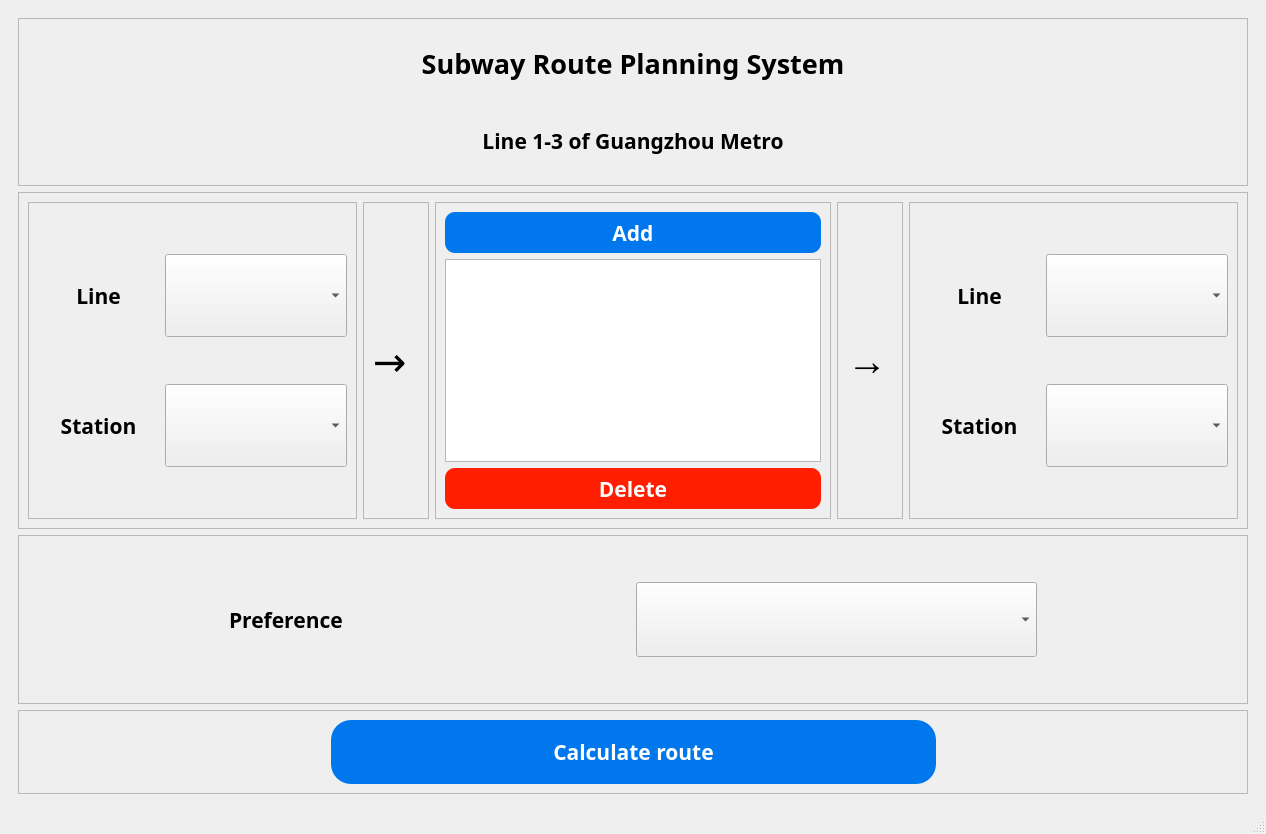
This is GUI.ui in zmylyh/chw as Qt 5 draws it before an edit. The edited form follows.
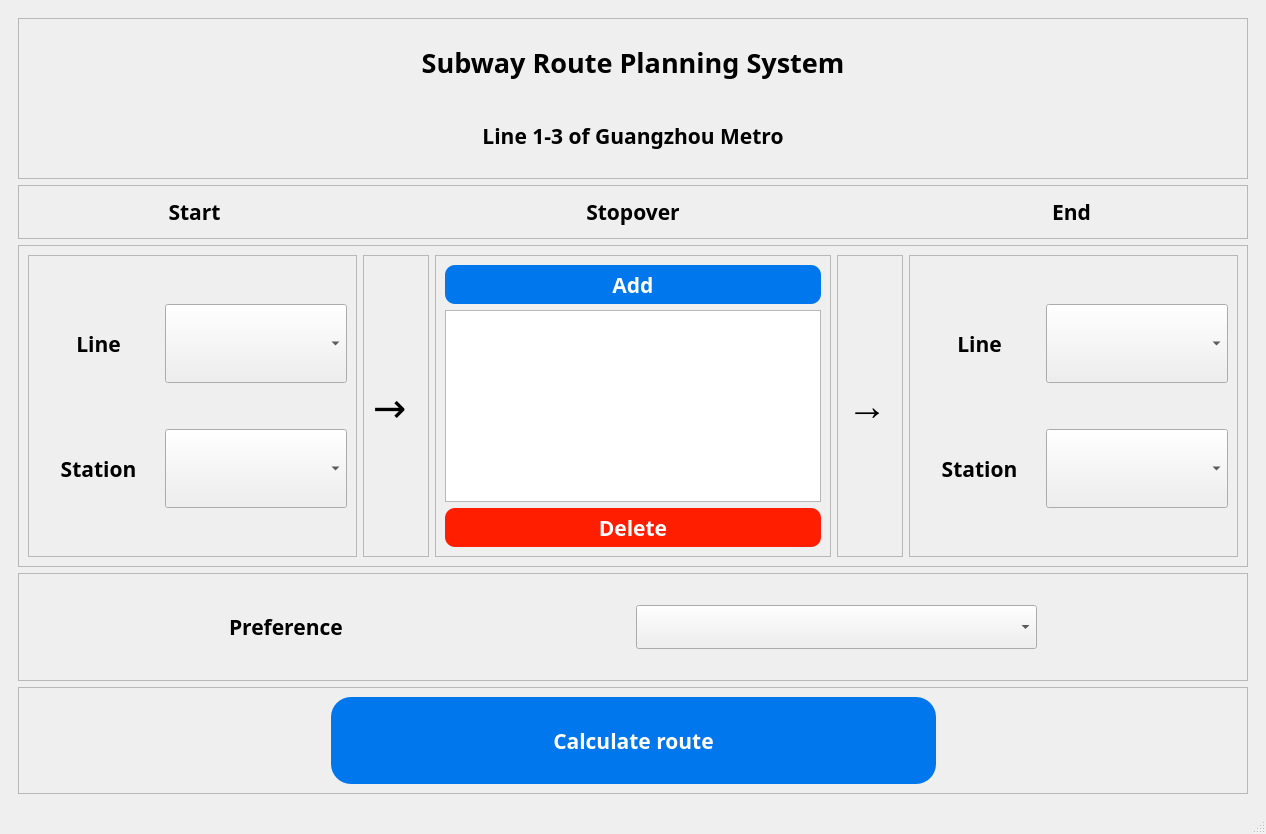
This is the edited form.

Commit message: 选择站点部分

```diff
--- a/GUI.ui
+++ b/GUI.ui
@@ -23,7 +23,7 @@
       <widget class="QWidget" name="page">
        <layout class="QVBoxLayout" name="verticalLayout_2">
         <item>
-         <layout class="QVBoxLayout" name="mainLayout" stretch="2,4,2,1">
+         <layout class="QVBoxLayout" name="mainLayout" stretch="3,1,6,2,2">
           <item>
            <widget class="QFrame" name="frame">
             <property name="frameShape">
@@ -76,6 +76,102 @@
             </layout>
            </widget>
           </item>
+          <item>
+           <widget class="QFrame" name="frame_15">
+            <property name="frameShape">
+             <enum>QFrame::StyledPanel</enum>
+            </property>
+            <property name="frameShadow">
+             <enum>QFrame::Raised</enum>
+            </property>
+            <layout class="QGridLayout" name="gridLayout_22">
+             <item row="0" column="0">
+              <layout class="QGridLayout" name="gridLayout_21" columnstretch="5,1,6,1,5">
+               <item row="0" column="2">
+                <widget class="QLabel" name="label_10">
+                 <property name="font">
+                  <font>
+                   <family>Bahnschrift SemiBold</family>
+                   <pointsize>16</pointsize>
+                   <weight>75</weight>
+                   <bold>true</bold>
+                  </font>
+                 </property>
+                 <property name="text">
+                  <string>Stopover</string>
+                 </property>
+                 <property name="alignment">
+                  <set>Qt::AlignCenter</set>
+                 </property>
+                </widget>
+               </item>
+               <item row="0" column="1">
+                <spacer name="horizontalSpacer_11">
+                 <property name="orientation">
+                  <enum>Qt::Horizontal</enum>
+                 </property>
+                 <property name="sizeHint" stdset="0">
+                  <size>
+                   <width>40</width>
+                   <height>20</height>
+                  </size>
+                 </property>
+                </spacer>
+               </item>
+               <item row="0" column="0">
+                <widget class="QLabel" name="label_9">
+                 <property name="font">
+                  <font>
+                   <family>Bahnschrift SemiBold</family>
+                   <pointsize>16</pointsize>
+                   <weight>75</weight>
+                   <bold>true</bold>
+                  </font>
+                 </property>
+                 <property name="text">
+                  <string>Start</string>
+                 </property>
+                 <property name="alignment">
+                  <set>Qt::AlignCenter</set>
+                 </property>
+                </widget>
+               </item>
+               <item row="0" column="4">
+                <widget class="QLabel" name="label_11">
+                 <property name="font">
+                  <font>
+                   <family>Bahnschrift SemiBold</family>
+                   <pointsize>16</pointsize>
+                   <weight>75</weight>
+                   <bold>true</bold>
+                  </font>
+                 </property>
+                 <property name="text">
+                  <string>End</string>
+                 </property>
+                 <property name="alignment">
+                  <set>Qt::AlignCenter</set>
+                 </property>
+                </widget>
+               </item>
+               <item row="0" column="3">
+                <spacer name="horizontalSpacer_12">
+                 <property name="orientation">
+                  <enum>Qt::Horizontal</enum>
+                 </property>
+                 <property name="sizeHint" stdset="0">
+                  <size>
+                   <width>40</width>
+                   <height>20</height>
+                  </size>
+                 </property>
+                </spacer>
+               </item>
+              </layout>
+             </item>
+            </layout>
+           </widget>
+          </item>
           <item>
            <widget class="QFrame" name="frame_2">
             <property name="frameShape">
@@ -150,6 +246,14 @@
                         <verstretch>0</verstretch>
                        </sizepolicy>
                       </property>
+                      <property name="font">
+                       <font>
+                        <family>Bahnschrift SemiBold</family>
+                        <pointsize>16</pointsize>
+                        <weight>75</weight>
+                        <bold>true</bold>
+                       </font>
+                      </property>
                      </widget>
                     </item>
                     <item row="1" column="0">
@@ -178,6 +282,14 @@
                         <verstretch>0</verstretch>
                        </sizepolicy>
                       </property>
+                      <property name="font">
+                       <font>
+                        <family>Bahnschrift SemiBold</family>
+                        <pointsize>16</pointsize>
+                        <weight>75</weight>
+                        <bold>true</bold>
+                       </font>
+                      </property>
                      </widget>
                     </item>
                     <item row="4" column="1">
@@ -287,7 +399,16 @@
                      </widget>
                     </item>
                     <item row="1" column="0">
-                     <widget class="QTableWidget" name="stopover_list"/>
+                     <widget class="QTableWidget" name="stopover_list">
+                      <property name="font">
+                       <font>
+                        <family>Bahnschrift SemiBold</family>
+                        <pointsize>12</pointsize>
+                        <weight>75</weight>
+                        <bold>true</bold>
+                       </font>
+                      </property>
+                     </widget>
                     </item>
                    </layout>
                   </item>
@@ -359,6 +480,14 @@
                         <verstretch>0</verstretch>
                        </sizepolicy>
                       </property>
+                      <property name="font">
+                       <font>
+                        <family>Bahnschrift SemiBold</family>
+                        <pointsize>16</pointsize>
+                        <weight>75</weight>
+                        <bold>true</bold>
+                       </font>
+                      </property>
                      </widget>
                     </item>
                     <item row="0" column="1">
@@ -413,6 +542,14 @@
                         <verstretch>0</verstretch>
                        </sizepolicy>
                       </property>
+                      <property name="font">
+                       <font>
+                        <family>Bahnschrift SemiBold</family>
+                        <pointsize>16</pointsize>
+                        <weight>75</weight>
+                        <bold>true</bold>
+                       </font>
+                      </property>
                      </widget>
                     </item>
                     <item row="4" column="1">
```
The commit also changes 2 other files.
